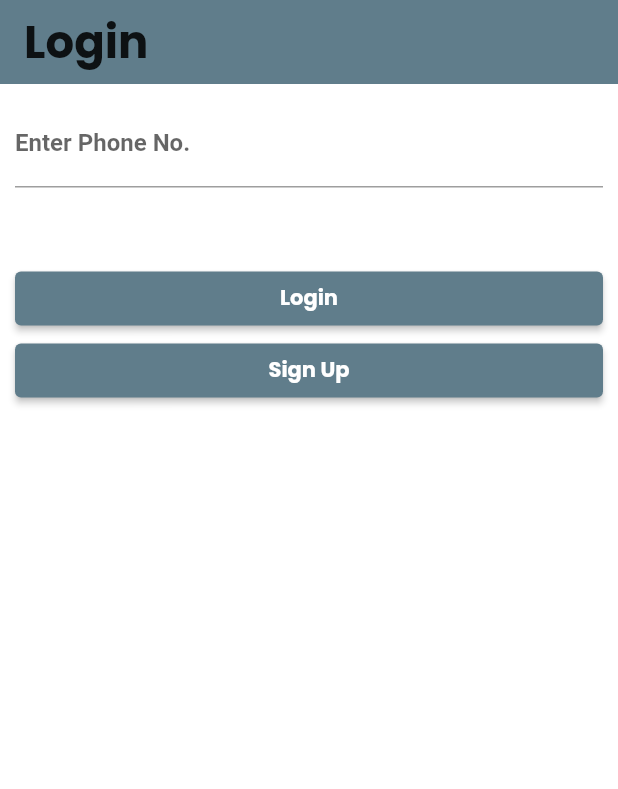
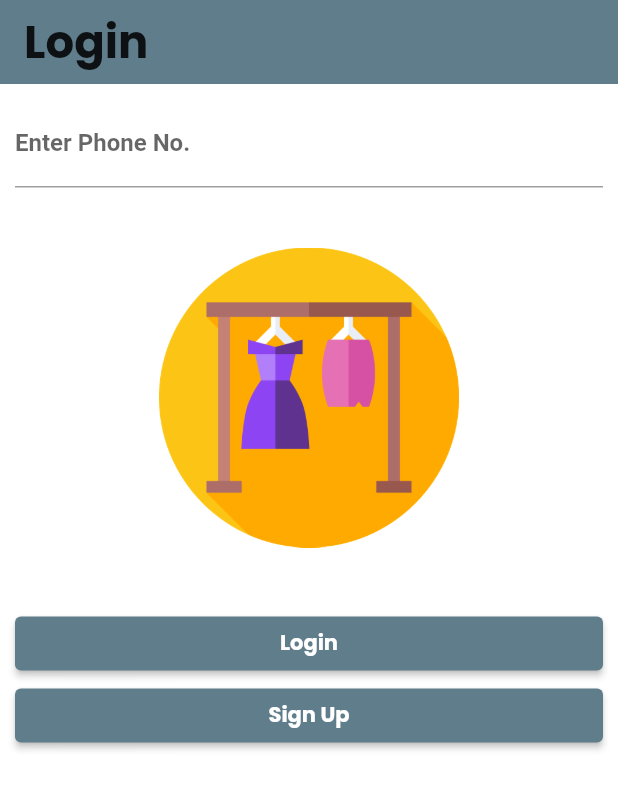
Before and after one commit to trendmate/app, a Flutter app: the screen it shows after launch, on a phone screen of 412 x 824 dp. Shown: the top 789 px of the screen. Run offline on Flutter 3.47's test engine with Material 2 defaults, Android fonts, the phone set to English and light mode, and no system bars; our stand-ins replace cached_network_image, carousel_slider, cloud_firestore, firebase_auth, firebase_core, fluttertoast and 1 more; missing offline and left inert: numeric_keyboard; accounts and stored records are empty; Roboto replaces fonts that are missing (Poppins-Regular).

Commit message:
Added Responsiveness and Logo and Many more

```diff
--- a/lib/pages/auth/login_page.dart
+++ b/lib/pages/auth/login_page.dart
@@ -92,9 +92,15 @@ class _LoginPageState extends State<LoginPage> {
               //     fit: BoxFit.cover,
               //   ),
               // ),
-                SizedBox(
-                  height: 50,
+
+              Container(
+                height: 200,
+                margin: EdgeInsets.only(bottom: 40, top: 40),
+                child: Image.asset(
+                  'assets/images/clothes-rack.png',
                 ),
+              ),
+
               SizedBox(
                 width: double.infinity,
                 child: ElevatedButton(
@@ -127,6 +133,7 @@ class _LoginPageState extends State<LoginPage> {
             ],
           ),
         ),
-        ));
+      ),
+    );
   }
 }
--- a/lib/pages/boards/boards_page.dart
+++ b/lib/pages/boards/boards_page.dart
@@ -72,7 +72,9 @@ class _BoardsPageState extends State<BoardsPage> {
         child: Text("No boards to show!"),
       );
     } else {
-      return ListView.builder(
+      return FittedBox(
+        fit: BoxFit.fitWidth,
+        child: ListView.builder(
           itemCount: boardsProvider.boardsList.length,
           itemBuilder: (ctx, index) => GestureDetector(
             onTap: () {
@@ -124,6 +126,7 @@ class _BoardsPageState extends State<BoardsPage> {
               ),
             ),
           ),
+        ),
       );
     }
   }
```
Also changed, not shown: lib/pages/products/products_page.dart (+15 -8 lines), lib/pages/profile/profile_page.dart (+15 -2 lines), lib/providers/products_provider.dart (+7 -7 lines), assets/images/clothes-rack.png (added), assets/images/logo.png (added), 1 other file. Lines whose indentation alone changed are shown as unchanged.
